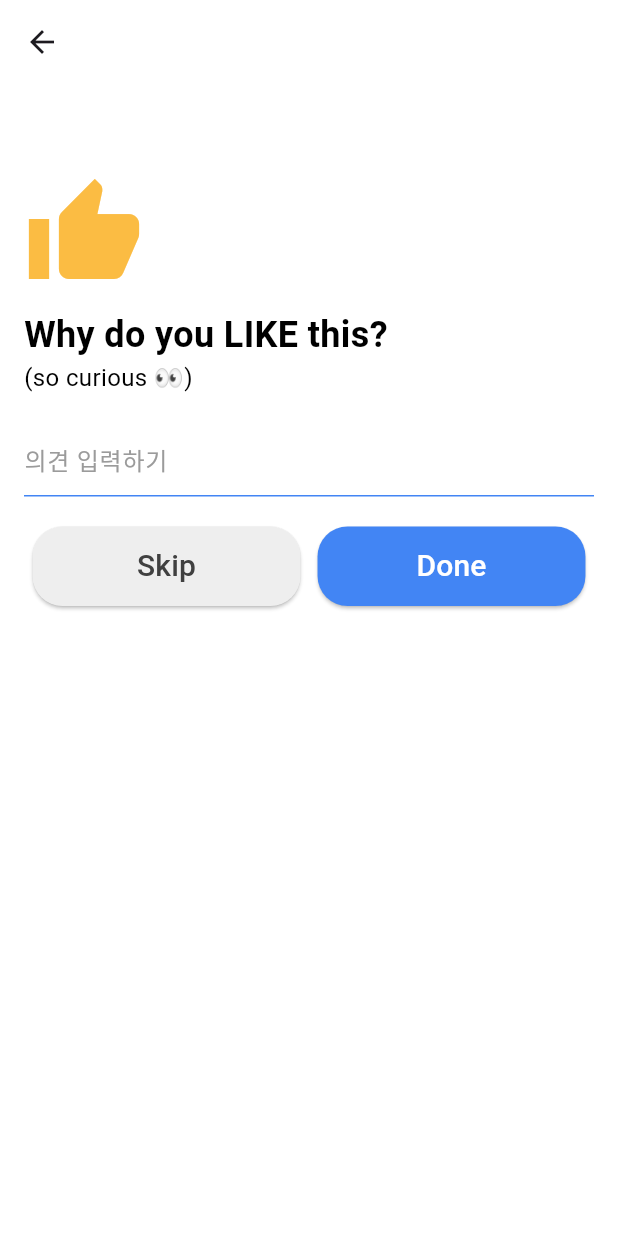
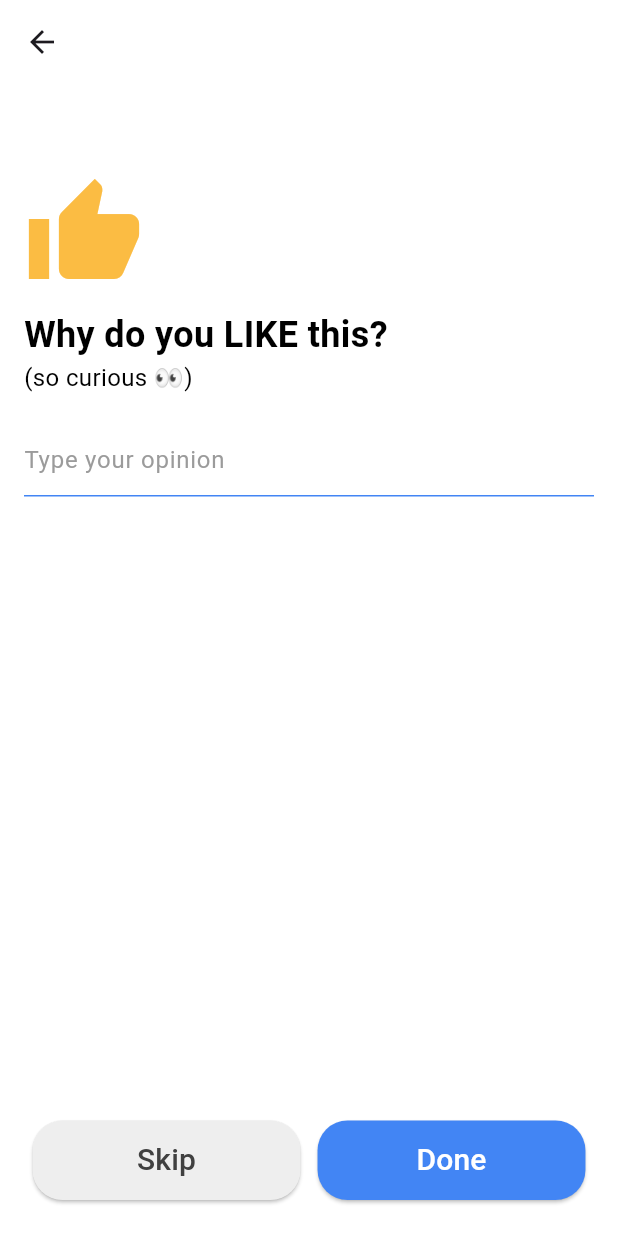
Before and after one commit to Jinyshin/coupick, a Flutter app: the PollDetailScreen screen opened directly, after a tap on the "thumb up" icon, on a phone screen of 412 x 824 dp. Run offline on Flutter 3.47's test engine with Material 3 defaults, Android fonts, the phone set to English and light mode, and no system bars; our stand-ins replace shared_preferences; accounts and stored records are empty.

Commit message:
design: change layout

```diff
--- a/client/lib/screens/like_reaction_screen.dart
+++ b/client/lib/screens/like_reaction_screen.dart
@@ -19,17 +19,20 @@ class LikeReactionScreen extends StatelessWidget {
       body: Padding(
         padding: const EdgeInsets.symmetric(horizontal: 16.0),
         child: Column(
-          mainAxisAlignment: MainAxisAlignment.start,
+          children: [
+            const Expanded(
+              child: SingleChildScrollView(
+                child: Column(
                   crossAxisAlignment: CrossAxisAlignment.start,
                   children: [
-            const SizedBox(height: 60),
-            const Icon(
+                    SizedBox(height: 60),
+                    Icon(
                       Icons.thumb_up,
                       size: 80,
                       color: AppColors.yellowLogoColor,
                     ),
-            const SizedBox(height: 10),
-            const Text(
+                    SizedBox(height: 10),
+                    Text(
                       'Why do you LIKE this?',
                       style: TextStyle(
                         color: Colors.black,
@@ -37,18 +40,18 @@ class LikeReactionScreen extends StatelessWidget {
                         fontWeight: FontWeight.bold,
                       ),
                     ),
-            const Text(
+                    Text(
                       '(so curious 👀)',
                       style: TextStyle(
                         color: Colors.black,
                         fontSize: 16,
                       ),
                     ),
-            const SizedBox(height: 20),
-            const TextField(
+                    SizedBox(height: 20),
+                    TextField(
                       style: TextStyle(color: AppColors.black),
                       decoration: InputDecoration(
-                hintText: '의견 입력하기',
+                        hintText: 'Type your opinion',
                         hintStyle: TextStyle(color: AppColors.lightGray),
                         enabledBorder: UnderlineInputBorder(
                           borderSide: BorderSide(color: AppColors.primaryColor),
@@ -58,8 +61,13 @@ class LikeReactionScreen extends StatelessWidget {
                         ),
                       ),
                     ),
-            const SizedBox(height: 20),
-            Row(
+                  ],
+                ),
+              ),
+            ),
+            Padding(
+              padding: const EdgeInsets.only(bottom: 24.0),
+              child: Row(
                 mainAxisAlignment: MainAxisAlignment.spaceAround,
                 children: [
                   CustomElevatedButton(
@@ -78,6 +86,7 @@ class LikeReactionScreen extends StatelessWidget {
                   ),
                 ],
               ),
+            ),
           ],
         ),
       ),
--- a/client/lib/screens/poll_detail_screen.dart
+++ b/client/lib/screens/poll_detail_screen.dart
@@ -55,12 +55,15 @@ class _ProductInfoSectionState extends State<_ProductInfoSection> {
       children: [
         const Flexible(
           flex: 1,
+          child: Padding(
+            padding: EdgeInsets.only(bottom: 8.0),
             child: Text(
               'What do you think of this ROKA T-shirt? I want to be a cool girl',
               style: TextStyle(
                 color: Colors.black,
                 fontWeight: FontWeight.bold,
                 fontSize: 20,
+              ),
             ),
           ),
         ),
@@ -283,7 +286,7 @@ class _ReactionSectionState extends State<_ReactionSection> {
                   ),
                   child: IconButton(
                     icon: const Icon(Icons.thumb_down,
-                        color: Colors.yellow, size: 48),
+                        color: Colors.white, size: 48),
                     onPressed: () => _onSwipe(false),
                     padding: EdgeInsets.zero,
                   ),
@@ -312,7 +315,7 @@ class _ReactionSectionState extends State<_ReactionSection> {
                   ),
                   child: IconButton(
                     icon: const Icon(Icons.thumb_up,
-                        color: Colors.yellow, size: 48),
+                        color: Colors.white, size: 48),
                     onPressed: () => _onSwipe(true),
                     padding: EdgeInsets.zero,
                   ),
```
Lines whose indentation alone changed are shown as unchanged.
